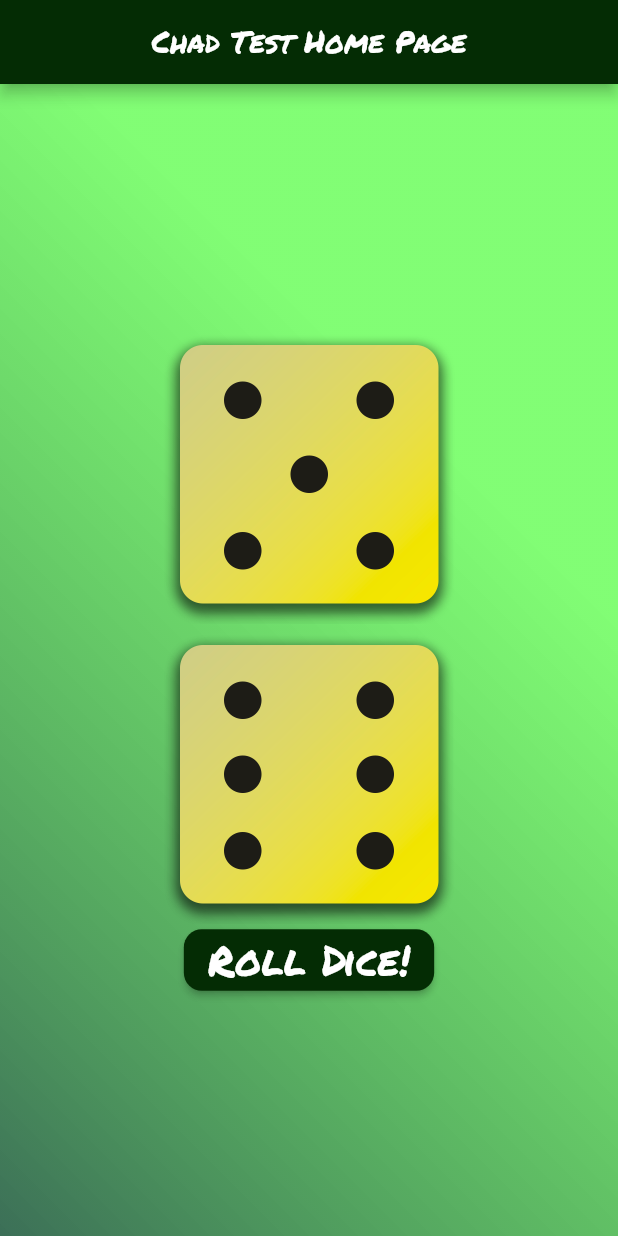
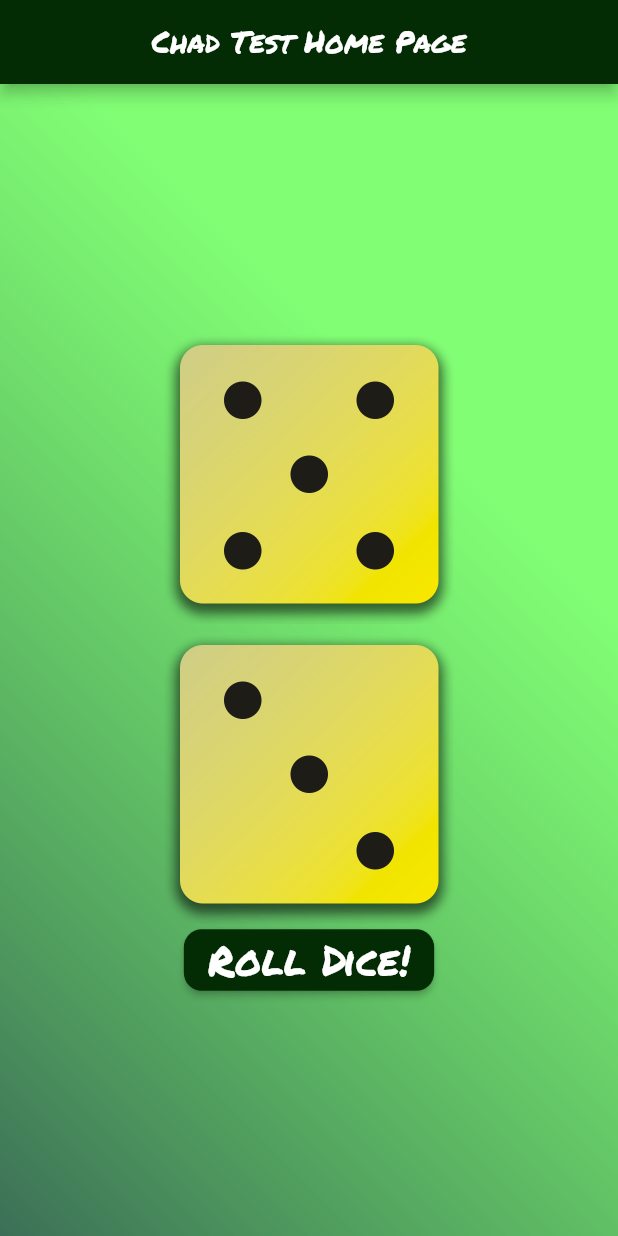
Before and after one commit to chadthecoder/flutterFun, a Flutter app: the screen it shows after launch, after a tap on "Roll Dice!", on a phone screen of 412 x 824 dp. Run offline on Flutter 3.47's test engine with Material 2 defaults, Android fonts, the light colour scheme and no system bars; our stand-ins replace google_fonts.

Commit message:
added and fixed animation for dice, need to add sound, need to add credit for sound

```diff
--- a/diceapp/lib/widgets/dice_roller.dart
+++ b/diceapp/lib/widgets/dice_roller.dart
@@ -2,6 +2,7 @@ import 'package:flutter/material.dart';
 //import 'package:diceapp/actions/roll_dice.dart';
 import 'styled_text.dart';
 import 'dart:math';
+import 'dart:async';
 
 class DiceRoller extends StatefulWidget {
   const DiceRoller({super.key});
@@ -14,14 +15,26 @@ class _DiceRollerState extends State<DiceRoller> {
   final Color darkGreen = const Color.fromARGB(255, 4, 44, 4);
   int dice1 = 1, dice2 = 6;
   late Random rand;
+  int counter = 1;
 
   void rollDice() {
     rand = Random();
-    int randNum1 = rand.nextInt(6) + 1, randNum2 = rand.nextInt(6) + 1;
-    setState(() {
-      dice1 = randNum1;
-      dice2 = randNum2;
+    //int randNum1 = rand.nextInt(6) + 1, randNum2 = rand.nextInt(6) + 1;
+
+    Timer.periodic(const Duration(milliseconds: 80), (timer) {
+      counter++;
+      setState(() {
+        dice1 = rand.nextInt(6) + 1;
+        dice2 = rand.nextInt(6) + 1;
+      });
+      if (counter >= 12) {
+        timer.cancel();
+        setState(() {
+          counter = 1;
+        });
+      }
     });
+
     //[diceFiles[randNum1], diceFiles[randNum2]];
   }
 
@@ -30,9 +43,12 @@ class _DiceRollerState extends State<DiceRoller> {
     return Column(
       mainAxisSize: MainAxisSize.min,
       children: [
-        Image.asset(
-          'assets/images/dice-$dice1.png',
-          width: 200,
+        AnimatedSwitcher(
+          duration: const Duration(seconds: 5),
+          child: Image.asset(
+            'assets/images/dice-$dice1.png',
+            width: 200,
+          ),
         ),
         Image.asset(
           'assets/images/dice-$dice2.png',
```
Also changed, not shown: 1 other file.
